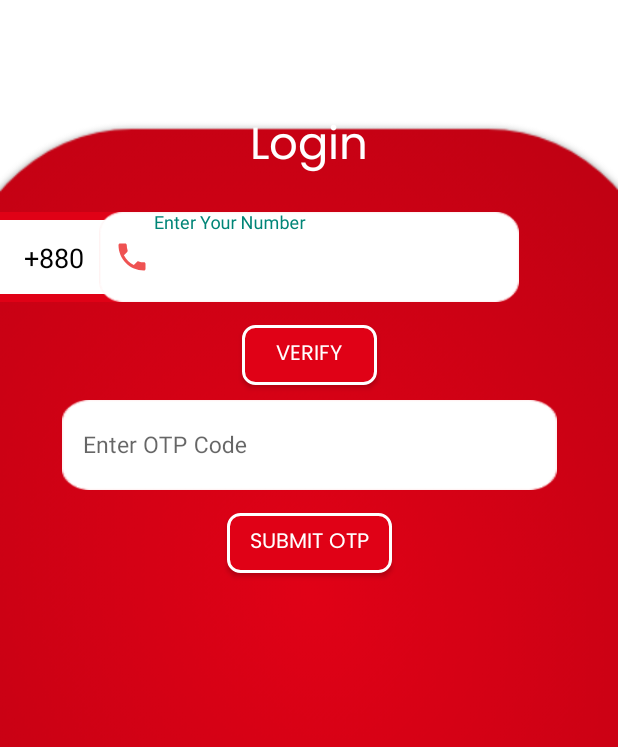
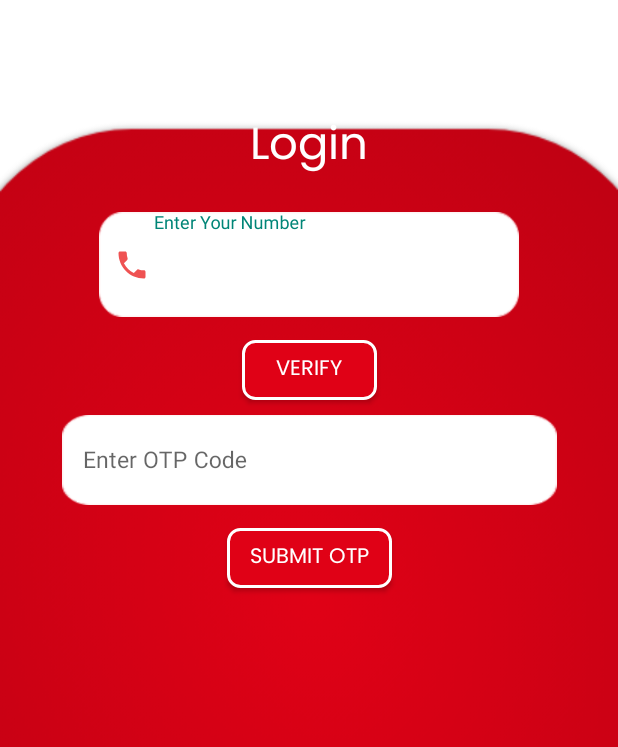
Before and after one commit to abdurrahmanador/bloodapp, an Android app: the screen it shows after launch (SigninActivity), on a phone screen of 412 x 824 dp, the part 489-1236 px from its top. Run offline under Robolectric (Android 15) with nearby library versions, the phone set to English and light mode, and no system bars; our stand-ins replace Firebase (no records; nobody signed in at launch, a user with empty details on screens opened directly); 2 statements that could not run were skipped.

Commit message:
finished project

```diff
--- a/app/build.gradle
+++ b/app/build.gradle
@@ -51,8 +51,8 @@ dependencies {
     implementation 'com.google.android.gms:play-services-maps:18.1.0'
     implementation 'com.google.firebase:firebase-database:20.1.0'
     implementation 'com.google.firebase:firebase-firestore-ktx:24.4.1'
+    implementation 'com.google.firebase:firebase-messaging-ktx:23.1.1'
     implementation 'androidx.gridlayout:gridlayout:1.0.0'
-    implementation 'com.google.firebase:firebase-messaging-ktx:23.1.1'
     testImplementation 'junit:junit:4.13.2'
     androidTestImplementation 'androidx.test.ext:junit:1.1.5'
     androidTestImplementation 'androidx.test.espresso:espresso-core:3.5.1'
--- a/app/src/main/res/layout/activity_become_a_donor.xml
+++ b/app/src/main/res/layout/activity_become_a_donor.xml
@@ -1,4 +1,5 @@
-<RelativeLayout xmlns:android="http://schemas.android.com/apk/res/android"
+<RelativeLayout
+    xmlns:android="http://schemas.android.com/apk/res/android"
     xmlns:app="http://schemas.android.com/apk/res-auto"
     xmlns:tools="http://schemas.android.com/tools"
     android:layout_width="match_parent"
--- a/app/src/main/res/layout/activity_signin.xml
+++ b/app/src/main/res/layout/activity_signin.xml
@@ -51,32 +51,6 @@
         app:layout_constraintStart_toStartOf="parent"
         app:layout_constraintTop_toTopOf="parent" />
 
-    <com.google.android.material.textfield.TextInputLayout
-        android:id="@+id/fixedNumber"
-        android:layout_width="90dp"
-        android:layout_marginStart="25dp"
-        app:layout_constraintStart_toStartOf="parent"
-        app:layout_constraintEnd_toEndOf="@id/contactNumberLayout"
-        app:layout_constraintTop_toBottomOf="@id/login"
-        android:layout_height="60dp"
-        android:layout_marginEnd="300dp"
-        android:layout_marginTop="18dp"
-        android:background="@drawable/cbth"
-        android:gravity="center">
-
-        <com.google.android.material.textfield.TextInputEditText
-            android:id="@+id/fixedNumberET"
-            android:layout_width="match_parent"
-            android:layout_height="30dp"
-            android:enabled="false"
-            android:gravity="center"
-            android:background="@color/white"
-            android:layout_marginBottom="10dp"
-            android:text="+880"
-            android:textColor="@color/black"
-            android:inputType="phone"
-            android:textSize="18dp" />
-    </com.google.android.material.textfield.TextInputLayout>
 
 
     <com.google.android.material.textfield.TextInputLayout
@@ -85,7 +59,7 @@
             app:layout_constraintStart_toStartOf="parent"
             app:layout_constraintEnd_toEndOf="parent"
             app:layout_constraintTop_toBottomOf="@id/login"
-            android:layout_height="60dp"
+            android:layout_height="70dp"
           android:layout_marginTop="18dp"
         android:background="@drawable/rectg"
               android:gravity="center">
--- a/app/src/main/res/layout/activity_update_post.xml
+++ b/app/src/main/res/layout/activity_update_post.xml
@@ -1,5 +1,7 @@
 <?xml version="1.0" encoding="utf-8"?>
-<androidx.constraintlayout.widget.ConstraintLayout xmlns:android="http://schemas.android.com/apk/res/android"
+
+<androidx.constraintlayout.widget.ConstraintLayout
+    xmlns:android="http://schemas.android.com/apk/res/android"
     xmlns:app="http://schemas.android.com/apk/res-auto"
     xmlns:tools="http://schemas.android.com/tools"
     android:layout_width="match_parent"
```
Also changed, not shown: app/src/main/java/com/example/blood/activities/ActivityProfile.kt (added, +9 -0 lines), app/src/main/java/com/example/blood/activities/HomeActivity.kt (+25 -13 lines), app/src/main/res/layout/activity_home.xml (+13 -12 lines), app/src/main/res/layout/activity_post.xml (+18 -15 lines), app/src/main/res/drawable/acprof.png (added), app/src/main/res/drawable/pn.png (added).
